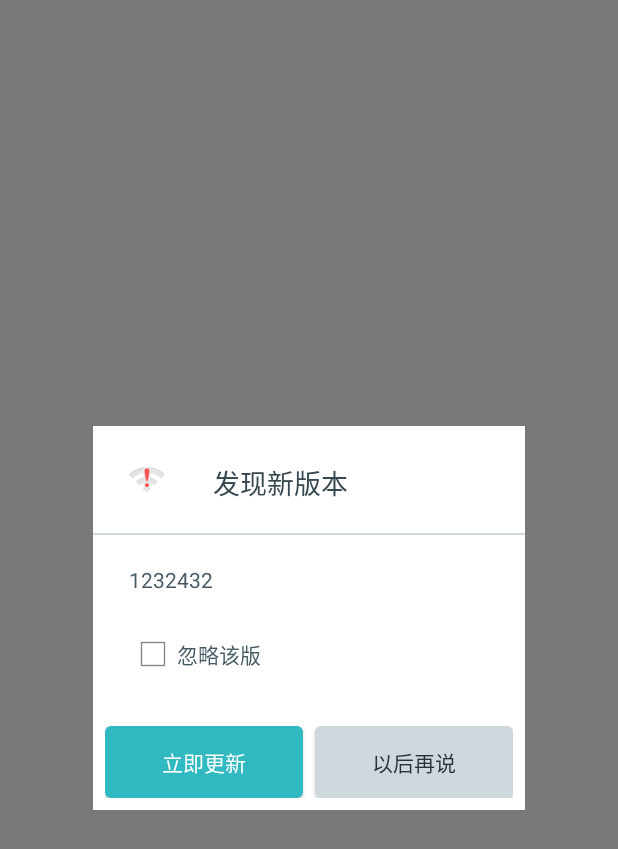
After one commit to ecnuBeidou/ESeal, an Android app: the layout dialog_update.xml on its own in the app's theme, with its tools: preview values and no code run, on a phone screen of 412 x 824 dp. The commit adds this screen. Shown: the top 849 px of the screen. Run offline under Robolectric (Android 15) with nearby library versions, the phone set to English and light mode, and no system bars.

```diff
--- a/applite/src/main/java/com/agenthun/eseallite/activity/ScanNfcDeviceActivity.java
+++ b/applite/src/main/java/com/agenthun/eseallite/activity/ScanNfcDeviceActivity.java
@@ -48,7 +48,7 @@ public class ScanNfcDeviceActivity extends AppCompatActivity {
 
         supportPostponeEnterTransition();
 
-        checkUpdate();
+//        checkUpdate();
     }
 
     private void attachDeviceFragment() {
--- /dev/null
+++ b/applite/src/main/res/drawable-v21/btn_default_cancel.xml
@@ -0,0 +1,10 @@
+<?xml version="1.0" encoding="utf-8"?>
+<ripple xmlns:android="http://schemas.android.com/apk/res/android"
+    android:color="#40000000">
+    <item>
+        <shape android:shape="rectangle">
+            <solid android:color="@color/blue_grey_100" />
+            <corners android:radius="4dp" />
+        </shape>
+    </item>
+</ripple>
--- /dev/null
+++ b/applite/src/main/res/drawable/btn_default_cancel.xml
@@ -0,0 +1,26 @@
+<?xml version="1.0" encoding="utf-8"?>
+<selector xmlns:android="http://schemas.android.com/apk/res/android">
+    <item android:state_pressed="false">
+        <layer-list>
+            <item android:bottom="0dp" android:left="2dp" android:right="2dp" android:top="2dp">
+                <shape android:shape="rectangle">
+                    <corners android:radius="4dp" />
+                    <gradient android:angle="270" android:endColor="#22000000" android:startColor="#00000000" />
+                </shape>
+            </item>
+
+            <item android:bottom="2dp" android:left="2dp" android:right="2dp" android:top="2dp">
+                <shape android:shape="rectangle">
+                    <solid android:color="@color/blue_grey_100" />
+                    <corners android:radius="4dp" />
+                </shape>
+            </item>
+        </layer-list>
+    </item>
+    <item android:state_pressed="true">
+        <shape android:bottom="2dp" android:left="2dp" android:right="2dp" android:shape="rectangle" android:top="2dp">
+            <solid android:color="@color/blue_grey_50" />
+            <corners android:radius="4dp" />
+        </shape>
+    </item>
+</selector>
--- /dev/null
+++ b/applite/src/main/res/layout/dialog_update.xml
@@ -0,0 +1,123 @@
+<?xml version="1.0" encoding="utf-8"?>
+<RelativeLayout xmlns:android="http://schemas.android.com/apk/res/android"
+    android:layout_width="match_parent"
+    android:layout_height="match_parent"
+    android:background="#99232323">
+
+    <LinearLayout
+        android:layout_width="288dp"
+        android:layout_height="wrap_content"
+        android:layout_centerInParent="true"
+        android:background="@drawable/jjdxm_update_dialog_bg"
+        android:orientation="vertical"
+        android:paddingBottom="@dimen/spacing_normal">
+
+        <!-- Title -->
+
+        <RelativeLayout
+            android:layout_width="match_parent"
+            android:layout_height="wrap_content"
+            android:paddingBottom="20dp"
+            android:paddingLeft="24dp"
+            android:paddingRight="24dp"
+            android:paddingTop="24dp">
+
+            <ImageView
+                android:id="@+id/jjdxm_update_wifi_indicator"
+                android:layout_width="24dp"
+                android:layout_height="24dp"
+                android:contentDescription="@string/jjdxm_update_gprscondition"
+                android:src="@drawable/jjdxm_update_wifi_disable" />
+
+            <android.support.v7.widget.AppCompatTextView
+                android:layout_width="wrap_content"
+                android:layout_height="wrap_content"
+                android:layout_marginLeft="56dp"
+                android:text="@string/jjdxm_update_updatetitle"
+                android:textAppearance="?android:attr/textAppearanceMedium"
+                android:textColor="@color/blue_grey_800" />
+
+        </RelativeLayout>
+
+        <!-- split -->
+
+        <View
+            android:layout_width="match_parent"
+            android:layout_height="1dp"
+            android:background="@color/blue_grey_100" />
+
+        <!-- Content -->
+
+        <ScrollView
+            android:layout_width="match_parent"
+            android:layout_height="0dp"
+            android:layout_weight="1"
+            android:paddingBottom="24dp"
+            android:paddingLeft="24dp"
+            android:paddingRight="24dp"
+            android:paddingTop="20dp">
+
+            <LinearLayout
+                android:layout_width="match_parent"
+                android:layout_height="wrap_content"
+                android:orientation="vertical">
+
+                <android.support.v7.widget.AppCompatTextView
+                    android:id="@+id/jjdxm_update_content"
+                    android:layout_width="match_parent"
+                    android:layout_height="wrap_content"
+                    android:focusable="true"
+                    android:text="1232432"
+                    android:textColor="@color/blue_grey_700" />
+            </LinearLayout>
+        </ScrollView>
+
+        <!-- Ignore CheckBox -->
+
+        <android.support.v7.widget.AppCompatCheckBox
+            android:id="@+id/jjdxm_update_id_check"
+            android:layout_width="match_parent"
+            android:layout_height="wrap_content"
+            android:layout_marginLeft="24dp"
+            android:layout_marginRight="24dp"
+            android:button="@drawable/jjdxm_update_button_check_selector"
+            android:text="@string/jjdxm_update_ignore"
+            android:textColor="@color/blue_grey_700" />
+
+        <!-- OK&Cancel Button -->
+
+        <LinearLayout
+            android:layout_width="match_parent"
+            android:layout_height="wrap_content"
+            android:paddingLeft="@dimen/spacing_normal"
+            android:paddingRight="@dimen/spacing_normal"
+            android:paddingTop="32dp">
+
+            <android.support.v7.widget.AppCompatButton
+                android:id="@+id/jjdxm_update_id_ok"
+                style="?android:textAppearanceButton"
+                android:layout_width="0dp"
+                android:layout_height="wrap_content"
+                android:layout_weight="1"
+                android:background="@drawable/btn_default"
+                android:focusable="true"
+                android:text="@string/jjdxm_update_updatenow"
+                android:textAllCaps="false"
+                android:textColor="@color/text_light" />
+
+            <android.support.v7.widget.AppCompatButton
+                android:id="@+id/jjdxm_update_id_cancel"
+                style="?android:textAppearanceButton"
+                android:layout_width="0dp"
+                android:layout_height="wrap_content"
+                android:layout_marginLeft="@dimen/spacing_normal"
+                android:layout_weight="1"
+                android:background="@drawable/btn_default_cancel"
+                android:focusable="true"
+                android:text="@string/jjdxm_update_notnow"
+                android:textAllCaps="false"
+                android:textColor="@color/blue_grey_900" />
+        </LinearLayout>
+    </LinearLayout>
+
+</RelativeLayout>
```
Also changed, not shown: applite/src/main/java/com/agenthun/eseallite/App.java (added, +35 -0 lines), applite/src/main/java/com/agenthun/eseallite/connectivity/manager/RetrofitManager2.java (+14 -0 lines), applite/src/main/java/com/agenthun/eseallite/fragment/FreightTrackMapWithWebViewFragment.java (+63 -48 lines), applite/src/main/java/com/agenthun/eseallite/utils/update/UpdateConfig.java (added, +69 -0 lines), 1 other file.
